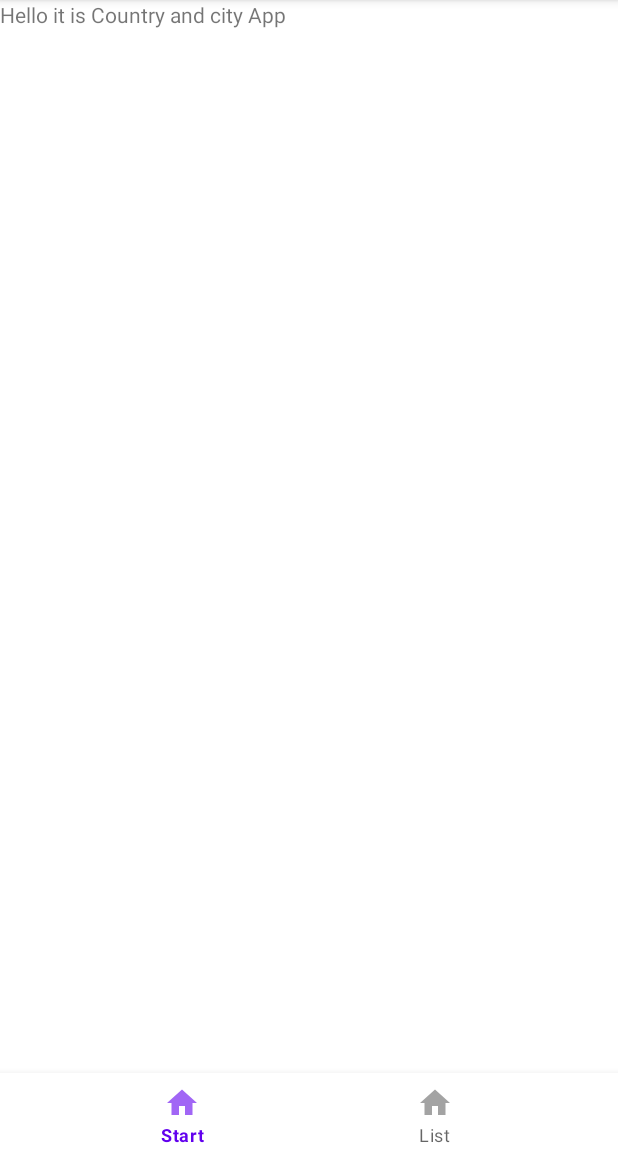
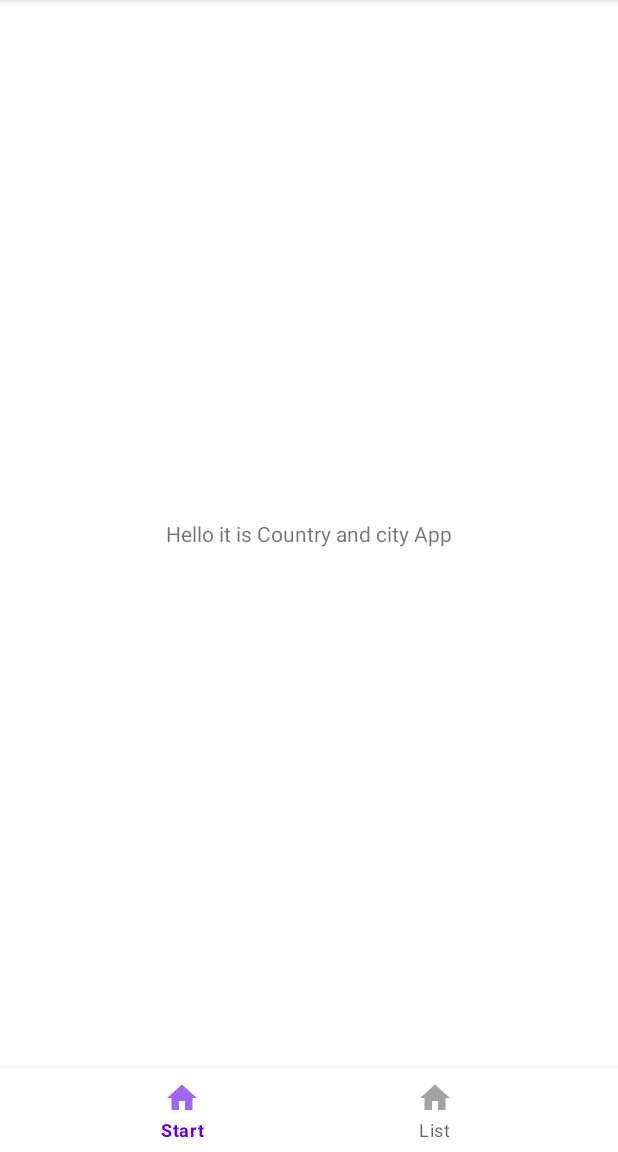
Before and after one commit to lavyshyk/CountryCity, an Android app: the screen it shows after launch (MainActivity), on a phone screen of 412 x 824 dp, the part 84-1236 px from its top. Run offline under Robolectric (Android 15) with nearby library versions, the phone set to English and light mode, and no system bars; our stand-ins replace navigation-ui.

Commit message:
fix compat

```diff
--- a/app/build.gradle
+++ b/app/build.gradle
@@ -36,6 +36,7 @@ android {
 }
 
 dependencies {
+    final  navigationVersion = "2.2.1"
 
     implementation "org.jetbrains.kotlin:kotlin-stdlib:$kotlin_version"
     implementation 'androidx.core:core-ktx:1.5.0'
--- a/app/src/main/java/com/lavyshyk/countrycity/ui/CountryAdapter.kt
+++ b/app/src/main/java/com/lavyshyk/countrycity/ui/CountryAdapter.kt
@@ -13,10 +13,7 @@ class CountryAdapter: RecyclerView.Adapter<ViewHolder>() {
     private val data = listOf<String>("Англия","Беларусь","Венгрия","Дания")
 
     class ViewHolder(view: View): RecyclerView.ViewHolder(view) {
-        val textView: TextView
-        init {
-            textView = view.findViewById(R.id.textView)
-        }
+        val textView: TextView = view.findViewById(R.id.textView)
 
     }
 
--- a/app/src/main/res/layout/activity_main.xml
+++ b/app/src/main/res/layout/activity_main.xml
@@ -10,11 +10,9 @@
         android:id="@+id/fragmentContainerView"
         android:name="androidx.navigation.fragment.NavHostFragment"
         android:layout_width="match_parent"
-        android:layout_height="match_parent"
-        android:layout_marginBottom="50dp"
+        android:layout_height="0dp"
         app:defaultNavHost="true"
-        app:layout_constraintBottom_toBottomOf="@id/bottom_nav_view"
-        app:layout_constraintEnd_toEndOf="@id/bottom_nav_view"
+        app:layout_constraintBottom_toTopOf="@id/bottom_nav_view"
         app:layout_constraintStart_toStartOf="parent"
         app:layout_constraintTop_toTopOf="parent"
         app:navGraph="@navigation/nav_graph" />
@@ -24,8 +22,6 @@
         android:layout_width="match_parent"
         android:layout_height="wrap_content"
         app:layout_constraintBottom_toBottomOf="parent"
-        app:layout_constraintEnd_toEndOf="parent"
-        app:layout_constraintStart_toEndOf="@+id/fragmentContainerView"
         app:layout_constraintTop_toBottomOf="@id/fragmentContainerView"
         app:menu="@menu/bottom_nav_view" />
 </androidx.constraintlayout.widget.ConstraintLayout>
--- a/app/src/main/res/layout/fragment_start.xml
+++ b/app/src/main/res/layout/fragment_start.xml
@@ -1,15 +1,19 @@
 <?xml version="1.0" encoding="utf-8"?>
-<FrameLayout xmlns:android="http://schemas.android.com/apk/res/android"
+<androidx.constraintlayout.widget.ConstraintLayout xmlns:android="http://schemas.android.com/apk/res/android"
     xmlns:tools="http://schemas.android.com/tools"
+    xmlns:app="http://schemas.android.com/apk/res-auto"
     android:layout_width="match_parent"
     android:layout_height="match_parent"
     tools:context=".ui.StartFragment">
 
     <!-- TODO: Update blank fragment layout -->
-    <TextView
+    <androidx.appcompat.widget.AppCompatTextView
         android:layout_width="match_parent"
         android:layout_height="match_parent"
         android:text="@string/hello_blank_fragment"
-        android:layout_gravity="center"/>
+        app:layout_constraintStart_toStartOf="parent"
+        app:layout_constraintTop_toTopOf="parent"
+        android:gravity="center"
+        />
 
-</FrameLayout>
+</androidx.constraintlayout.widget.ConstraintLayout>
```
Also changed, not shown: app/src/main/java/com/lavyshyk/countrycity/ui/ListFragment.kt (+10 -4 lines), app/src/main/res/layout/fragment_item.xml (+4 -4 lines), app/src/main/res/layout/fragment_list.xml (+9 -3 lines).
